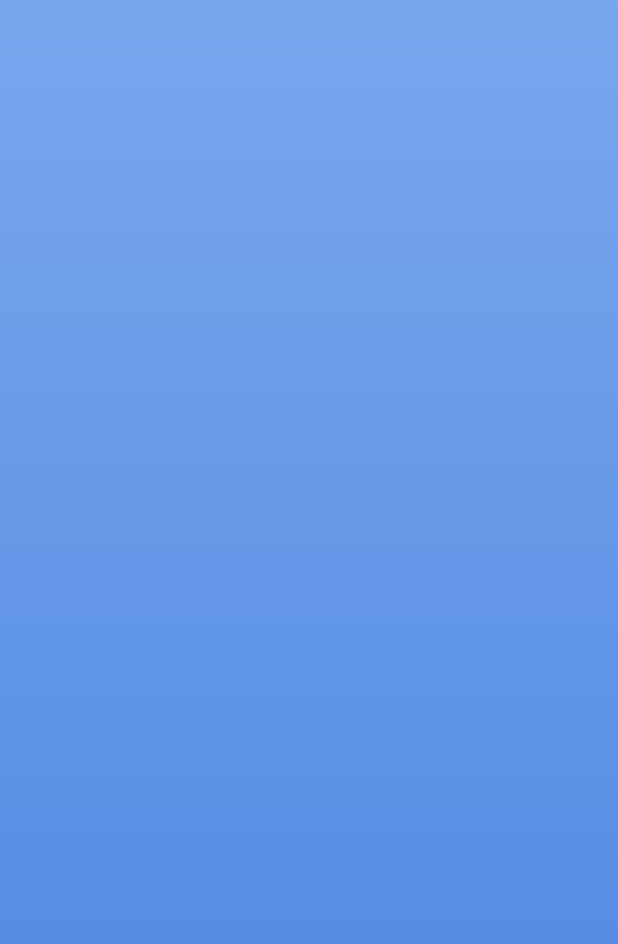
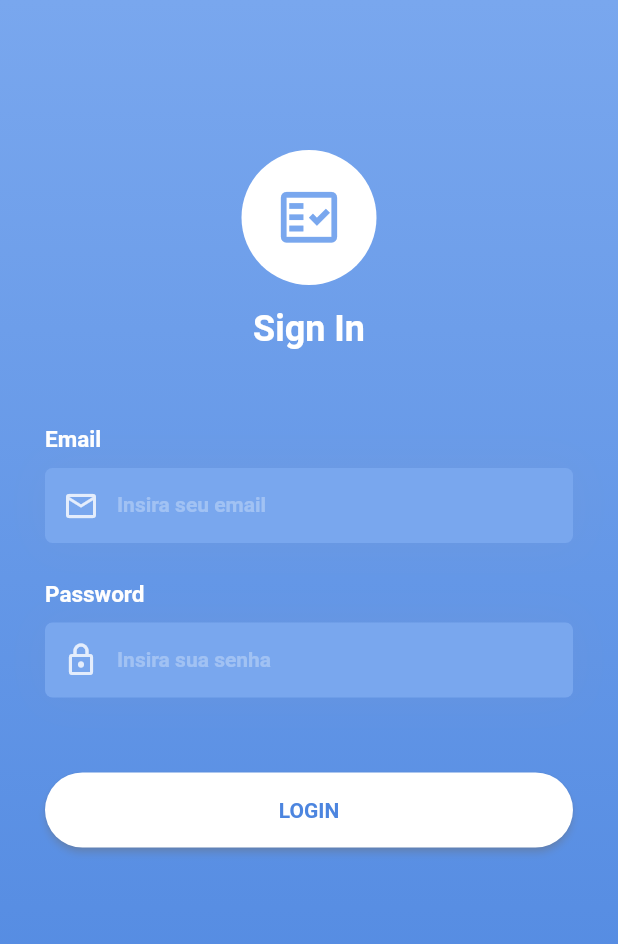
Before and after one commit to gutiago/todo-app, a Flutter app: the screen it shows after launch, on a phone screen of 412 x 824 dp. Shown: the top 944 px of the screen. Run offline on Flutter 3.47's test engine with Material 2 defaults, Android fonts, the phone set to English and light mode, and no system bars; our stand-ins replace firebase_auth, firebase_core; accounts and stored records are empty.

Commit message:
layout login page

```diff
--- /dev/null
+++ b/lib/components/button.dart
@@ -0,0 +1,49 @@
+import 'package:flutter/material.dart';
+import '../resources/app_colors.dart';
+
+const _defaultTextStyle = TextStyle(
+  color: AppColors.darkBlue,
+  fontWeight: FontWeight.bold,
+);
+
+class Button extends StatelessWidget {
+  const Button({
+    @required this.text,
+    this.onPressed,
+    this.height = 50,
+    this.radius = 25,
+    this.expand = true,
+    this.primaryColor = Colors.white,
+    this.disabledColor,
+    this.textStyle = _defaultTextStyle,
+  });
+
+  final String text;
+  final VoidCallback onPressed;
+  final double height;
+  final double radius;
+  final bool expand;
+  final Color primaryColor;
+  final Color disabledColor;
+  final TextStyle textStyle;
+
+  @override
+  Widget build(BuildContext context) {
+    return Container(
+      height: height,
+      width: expand ? double.maxFinite : null,
+      child: ElevatedButton(
+        onPressed: onPressed,
+        style: ElevatedButton.styleFrom(
+          shadowColor: Colors.grey.withOpacity(0.7),
+          primary: primaryColor,
+          onSurface: disabledColor,
+          shape: RoundedRectangleBorder(
+            borderRadius: BorderRadius.circular(radius),
+          ),
+        ),
+        child: Text(text, style: textStyle),
+      ),
+    );
+  }
+}
--- /dev/null
+++ b/lib/components/input_text.dart
@@ -0,0 +1,65 @@
+import 'package:flutter/material.dart';
+import 'package:todo_app/resources/spacings.dart';
+import '../resources/app_colors.dart';
+
+class InputText extends StatelessWidget {
+  const InputText({this.title, this.hintText, this.icon, this.controller});
+
+  final String title;
+  final String hintText;
+  final IconData icon;
+  final TextEditingController controller;
+
+  @override
+  Widget build(BuildContext context) {
+    return Column(
+      crossAxisAlignment: CrossAxisAlignment.start,
+      children: [
+        Text(
+          title,
+          style: TextStyle(
+            fontSize: 15.0,
+            color: Colors.white,
+            fontWeight: FontWeight.bold,
+          ),
+        ),
+        const SizedBox(height: Spacings.x2),
+        Container(
+          height: 50.0,
+          child: TextField(
+            controller: controller,
+            cursorColor: Colors.white,
+            style: TextStyle(
+              fontSize: 15.0,
+              color: Colors.white,
+              fontWeight: FontWeight.bold,
+            ),
+            decoration: InputDecoration(
+              hintText: hintText,
+              hintStyle: TextStyle(
+                fontSize: 14.0,
+                color: Colors.white.withOpacity(0.3),
+              ),
+              fillColor: AppColors.lightBlue,
+              filled: true,
+              prefixIcon: Icon(icon, color: Colors.white.withOpacity(0.8)),
+              border: OutlineInputBorder(
+                borderSide: BorderSide(style: BorderStyle.none, width: 0),
+                borderRadius: BorderRadius.circular(5.0),
+              ),
+            ),
+          ),
+          decoration: BoxDecoration(
+            boxShadow: [
+              BoxShadow(
+                color: Colors.grey.withOpacity(0.1),
+                blurRadius: 25,
+                offset: const Offset(0, 0),
+              ),
+            ],
+          ),
+        ),
+      ],
+    );
+  }
+}
--- /dev/null
+++ b/lib/components/logo.dart
@@ -0,0 +1,37 @@
+import 'package:flutter/material.dart';
+
+import '../resources/app_colors.dart';
+import '../resources/spacings.dart';
+import '../resources/strings.dart';
+
+class Logo extends StatelessWidget {
+  const Logo({this.title});
+
+  final String title;
+
+  @override
+  Widget build(BuildContext context) {
+    return Column(
+      mainAxisAlignment: MainAxisAlignment.center,
+      children: [
+        CircleAvatar(
+          backgroundColor: Colors.white,
+          radius: 45.0,
+          child: Icon(
+            Icons.fact_check_outlined,
+            color: AppColors.lightBlue,
+            size: 45.0,
+          ),
+        ),
+        const SizedBox(height: Spacings.x3),
+        Text(
+          title,
+          style: TextStyle(
+              color: Colors.white,
+              fontWeight: FontWeight.bold,
+              fontSize: 24.0),
+        )
+      ],
+    );
+  }
+}
--- a/lib/presentation/login/login_screen.dart
+++ b/lib/presentation/login/login_screen.dart
@@ -1,17 +1,63 @@
 import 'package:flutter/material.dart';
+import 'package:todo_app/resources/spacings.dart';
+import '../../components/button.dart';
+import '../../components/input_text.dart';
+import '../../components/logo.dart';
 import '../../resources/app_colors.dart';
 
-class LoginScreen extends StatelessWidget {
+class LoginScreen extends StatefulWidget {
+  @override
+  _LoginScreenState createState() => _LoginScreenState();
+}
+
+class _LoginScreenState extends State<LoginScreen> {
   Widget _backgroundGradient() {
-    return Positioned.fill(
+    return Container(
+      decoration: BoxDecoration(
+        gradient: LinearGradient(
+          begin: Alignment.topCenter,
+          end: FractionalOffset.bottomCenter,
+          colors: AppColors.gradientSet,
+        ),
+      ),
+    );
+  }
+
+  Widget _logo(BuildContext context) {
+    return Positioned(
+      top: Spacings.x20,
       child: Container(
-        decoration: BoxDecoration(
-          gradient: LinearGradient(
-            begin: Alignment.topCenter,
-            end: FractionalOffset.bottomCenter,
-            colors: AppColors.gradientSet,
+          width: MediaQuery.of(context).size.width,
+          child: Center(child: Logo(title: 'Sign In'))),
+    );
+  }
+
+  Widget _mainContent() {
+    return Container(
+      padding: const EdgeInsets.symmetric(horizontal: Spacings.x6),
+      child: Column(
+        crossAxisAlignment: CrossAxisAlignment.start,
+        mainAxisAlignment: MainAxisAlignment.center,
+        children: [
+          const SizedBox(height: Spacings.x5),
+          InputText(
+            title: 'Email',
+            hintText: 'Insira seu email',
+            icon: Icons.email_outlined,
           ),
-        ),
+          const SizedBox(height: Spacings.x5),
+          InputText(
+            title: 'Password',
+            hintText: 'Insira sua senha',
+            icon: Icons.lock_outlined,
+          ),
+          const SizedBox(height: Spacings.x10),
+          Button(
+            text: 'LOGIN',
+            disabledColor: Colors.white.withOpacity(0.7),
+            onPressed: () {},
+          )
+        ],
       ),
     );
   }
@@ -20,7 +66,8 @@ class LoginScreen extends StatelessWidget {
   Widget build(BuildContext context) {
     return Scaffold(
       body: Stack(
-        children: [_backgroundGradient()],
+        fit: StackFit.expand,
+        children: [_backgroundGradient(), _mainContent(), _logo(context)],
       ),
     );
   }
--- a/lib/presentation/splash_screen.dart
+++ b/lib/presentation/splash_screen.dart
@@ -6,6 +6,7 @@ import '../resources/app_colors.dart';
 import '../resources/routes.dart';
 import '../resources/spacings.dart';
 import '../resources/strings.dart';
+import '../components/logo.dart';
 
 class SplashScreen extends StatefulWidget {
   const SplashScreen({
@@ -28,7 +29,7 @@ class _SplashScreenState extends State<SplashScreen> {
   }
 
   String get _initialRoute =>
-      widget.authenticator.isSignedIn() ? Routes.login : Routes.login;
+      widget.authenticator.isSignedIn() ? Routes.home : Routes.login;
 
   void _performAsyncChecks() async {
     Future.delayed(Duration(seconds: 2), () async {
@@ -52,30 +53,7 @@ class _SplashScreenState extends State<SplashScreen> {
   }
 
   Widget _logo() {
-    return Center(
-      child: Column(
-        mainAxisAlignment: MainAxisAlignment.center,
-        children: [
-          CircleAvatar(
-            backgroundColor: Colors.white,
-            radius: 45.0,
-            child: Icon(
-              Icons.fact_check_outlined,
-              color: AppColors.lightBlue,
-              size: 45.0,
-            ),
-          ),
-          const SizedBox(height: Spacings.x2),
-          Text(
-            Strings.appName,
-            style: TextStyle(
-                color: Colors.white,
-                fontWeight: FontWeight.bold,
-                fontSize: 24.0),
-          )
-        ],
-      ),
-    );
+    return Center(child: Logo(title: Strings.appName));
   }
 
   Widget _bottomLoading(BuildContext context) {
--- a/lib/resources/routes.dart
+++ b/lib/resources/routes.dart
@@ -3,4 +3,5 @@ abstract class Routes {
 
   static const initial = '/';
   static const login = '/login';
+  static const home = '/home';
 }
--- a/lib/resources/spacings.dart
+++ b/lib/resources/spacings.dart
@@ -8,4 +8,8 @@ abstract class Spacings {
   static const x5 = x1 * 5;
   static const x6 = x1 * 6;
   static const x7 = x1 * 7;
+  static const x8 = x1 * 8;
+  static const x9 = x1 * 9;
+  static const x10 = x1 * 10;
+  static const x20 = x1 * 20;
 }
```
Also changed, not shown: 1 other file.
